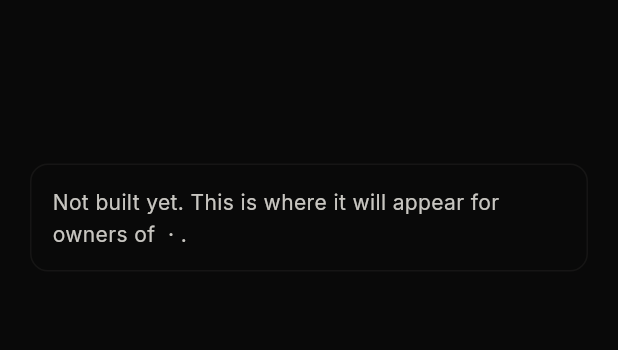
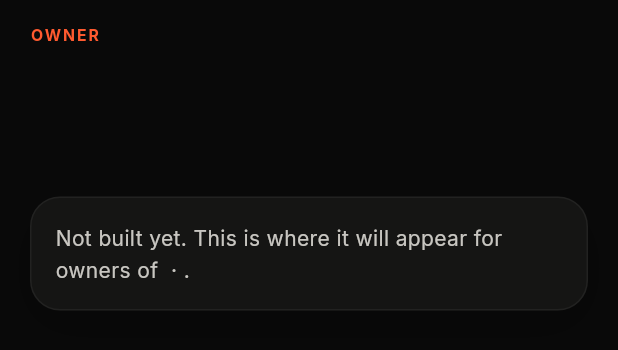
Before and after one commit to bottlesupapp-droid/bottles-up-vendor, a Flutter app: the NotBuiltYetSection widget shown alone on an empty page, opened directly with empty values, on a phone screen of 412 x 824 dp. Shown: the top 350 px of the screen. Run offline on Flutter 3.47's test engine with Material 3 defaults, Android fonts, the phone set to English and light mode, and no system bars; our stand-ins replace cached_network_image, csv, file_picker, fl_chart, flex_color_scheme, flutter_riverpod and 12 more; missing offline and left inert: mobile_scanner, shared; accounts and stored records are empty.

Commit message:
Redesign phase 4c: the screens before a workspace and the empty-tab card
"Set up your business" and "We could not load your workspace" sit on the warm
backdrop in cards (an amber icon tile and one orange Retry for the failure);
a tab with no screen yet is a header (the role as eyebrow, the tab's name) and
a card. Behaviour, keys and sentences unchanged.

Tests: 6 new in test/design/long_tail_design_test.dart (the More pages'
headings, the two first-run screens, the empty-tab card); 13 deliberate
breakages of phase 4, all caught.

Co-Authored-By: Claude Sonnet 5.5 <noreply@anthropic.com>

```diff
--- a/lib/features/workspace/screens/workspace_section_screen.dart
+++ b/lib/features/workspace/screens/workspace_section_screen.dart
@@ -1,6 +1,8 @@
 import 'package:flutter/material.dart';
 import 'package:flutter_riverpod/flutter_riverpod.dart';
 
+import '../../../core/theme/app_tokens.dart';
+import '../../../core/ui/bu_kit.dart';
 import '../../door/screens/door_guests_screen.dart';
 import '../../door/screens/door_scan_screen.dart';
 import '../../door_sales/screens/door_sales_screen.dart';
@@ -175,25 +177,14 @@ class NotBuiltYetSection extends StatelessWidget {
   Widget build(BuildContext context) {
     final theme = Theme.of(context);
     return ListView(
-      padding: const EdgeInsets.fromLTRB(20, 24, 20, 24),
+      padding: const EdgeInsets.fromLTRB(BuSpace.page, BuSpace.l, BuSpace.page, BuSpace.xl),
       children: [
-        Row(
-          children: [
-            Icon(section.activeIcon, size: 28, color: theme.colorScheme.primary),
-            const SizedBox(width: 12),
-            Text(section.label, style: theme.textTheme.headlineSmall),
-          ],
-        ),
-        const SizedBox(height: 12),
-        Text(section.summary, style: theme.textTheme.bodyLarge),
-        const SizedBox(height: 20),
-        Container(
+        BuPageHeader(eyebrow: workspace.role.label, title: section.label),
+        const SizedBox(height: BuSpace.m),
+        Text(section.summary, style: theme.textTheme.bodyLarge?.copyWith(color: context.bu.muted)),
+        const SizedBox(height: BuSpace.xl),
+        BuCard(
           key: const Key('not-built-yet'),
-          padding: const EdgeInsets.all(14),
-          decoration: BoxDecoration(
-            borderRadius: BorderRadius.circular(12),
-            border: Border.all(color: theme.colorScheme.outline.withValues(alpha: 0.4)),
-          ),
           child: Text(
             'Not built yet. This is where it will appear for ${workspace.role.label.toLowerCase()}s of ${workspace.scopeLabel}.',
             style: theme.textTheme.bodyMedium,
```
Also changed, not shown: lib/features/workspace/screens/no_workspace_screen.dart (+13 -10 lines), lib/features/workspace/screens/workspace_load_failed_screen.dart (+16 -8 lines), 1 other file.
